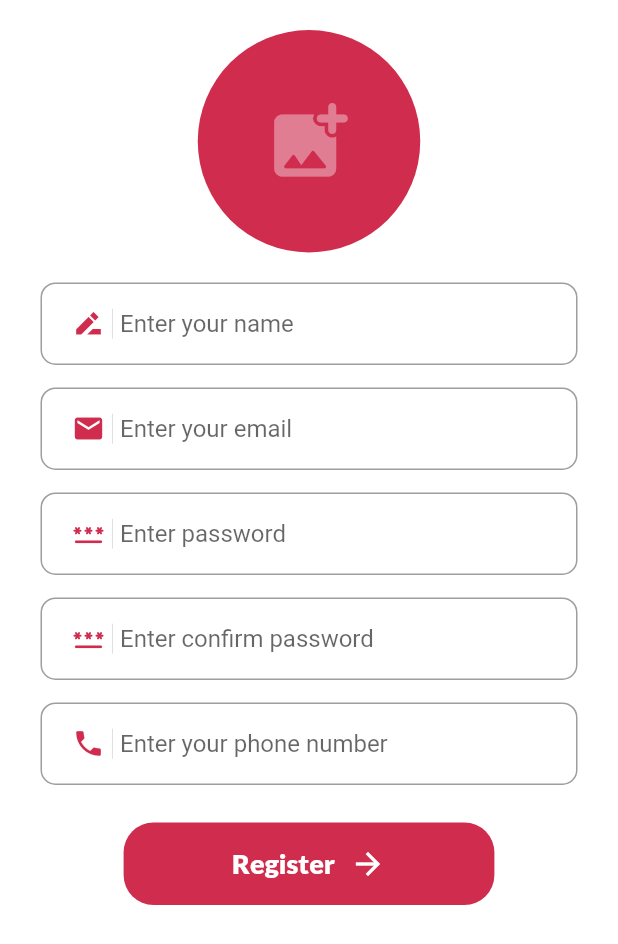
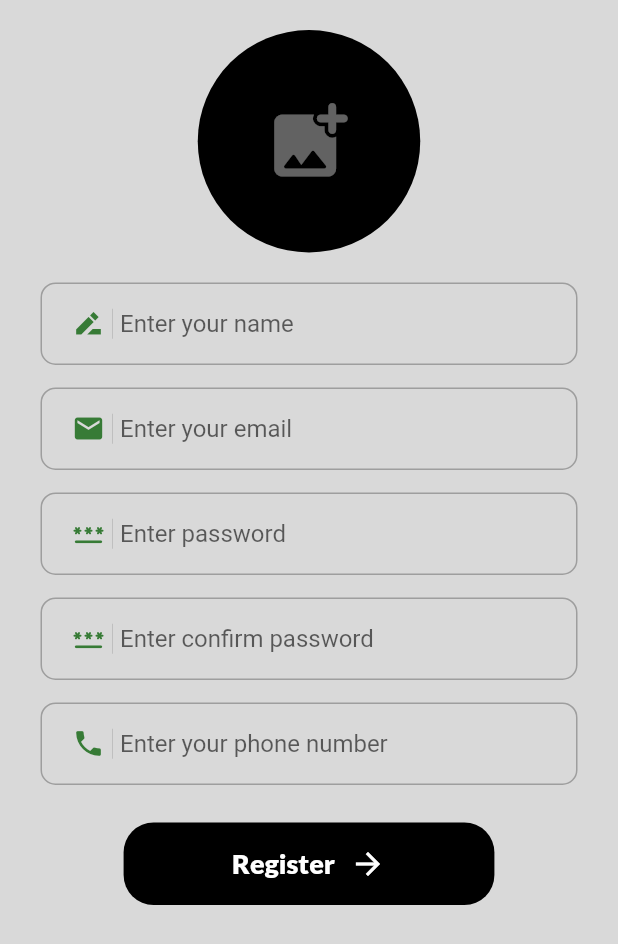
Before and after one commit to dakshvasudev/Amigo, a Flutter app: the RegisterScreen screen opened directly, on a phone screen of 412 x 824 dp. Shown: the top 944 px of the screen. Run offline on Flutter 3.47's test engine with Material 2 defaults, Android fonts, the phone set to English and light mode, and no system bars; our stand-ins replace cloud_firestore, firebase_auth, firebase_core, firebase_storage, google_fonts, image_picker and 1 more; accounts and stored records are empty; project files that could hold a hidden picture were left out.

Commit message:
registration ui changed

```diff
--- a/lib/authScreen/register.dart
+++ b/lib/authScreen/register.dart
@@ -145,7 +145,7 @@ class _RegisterScreenState extends State<RegisterScreen> {
   @override
   Widget build(BuildContext context) {
     return Scaffold(
-      backgroundColor: Colors.white,
+      backgroundColor: Color(0xffd9d9d9),
       body: SizedBox(
         width: MediaQuery.of(context).size.width,
         child: Padding(
@@ -162,7 +162,7 @@ class _RegisterScreenState extends State<RegisterScreen> {
                   },
                   child: CircleAvatar(
                     radius: MediaQuery.of(context).size.width * 0.18,
-                    backgroundColor: kColorRed,
+                    backgroundColor: Colors.black,
                     backgroundImage: imageXFile == null
                         ? null
                         : FileImage(
@@ -187,7 +187,7 @@ class _RegisterScreenState extends State<RegisterScreen> {
                       CustomTextField(
                         leadingIcon: Icon(
                           Icons.drive_file_rename_outline_sharp,
-                          color: kColorRed,
+                          color: kColorGreen,
                           size: 22,
                         ),
                         controller: nameController,
@@ -199,7 +199,7 @@ class _RegisterScreenState extends State<RegisterScreen> {
                       CustomTextField(
                         leadingIcon: Icon(
                           Icons.email,
-                          color: kColorRed,
+                          color: kColorGreen,
                           size: 22,
                         ),
                         controller: emailController,
@@ -212,7 +212,7 @@ class _RegisterScreenState extends State<RegisterScreen> {
                       CustomTextField(
                         leadingIcon: Icon(
                           Icons.password_rounded,
-                          color: kColorRed,
+                          color: kColorGreen,
                           size: 22,
                         ),
                         controller: passwordController,
@@ -226,7 +226,7 @@ class _RegisterScreenState extends State<RegisterScreen> {
                       CustomTextField(
                         leadingIcon: Icon(
                           Icons.password_rounded,
-                          color: kColorRed,
+                          color: kColorGreen,
                           size: 22,
                         ),
                         controller: confirmPasswordController,
@@ -240,7 +240,7 @@ class _RegisterScreenState extends State<RegisterScreen> {
                       CustomTextField(
                         leadingIcon: Icon(
                           Icons.phone,
-                          color: kColorRed,
+                          color: kColorGreen,
                           size: 22,
                         ),
                         controller: phoneNumberController,
@@ -262,7 +262,7 @@ class _RegisterScreenState extends State<RegisterScreen> {
                     height: 55,
                     padding: const EdgeInsets.symmetric(vertical: 10),
                     decoration: BoxDecoration(
-                        color: kColorRed,
+                        color: Colors.black,
                         borderRadius: BorderRadius.circular(20)),
                     child: Center(
                       child: Row(
--- a/lib/widgets/progress_bar.dart
+++ b/lib/widgets/progress_bar.dart
@@ -5,9 +5,9 @@ circularProgress() {
   return Container(
     alignment: Alignment.center,
     padding: const EdgeInsets.only(top: 12),
-    child: const CircularProgressIndicator(
+    child: CircularProgressIndicator(
       valueColor: AlwaysStoppedAnimation(
-        Colors.amber,
+        kColorGreen,
       ),
     ),
   );
@@ -19,7 +19,7 @@ linearProgress() {
     padding: const EdgeInsets.only(top: 12),
     child: LinearProgressIndicator(
       valueColor: AlwaysStoppedAnimation(
-        kColorRed,
+        kColorGreen,
       ),
     ),
   );
```
Also changed, not shown: lib/uploadScreen/upload_screen.dart (+11 -3 lines).
